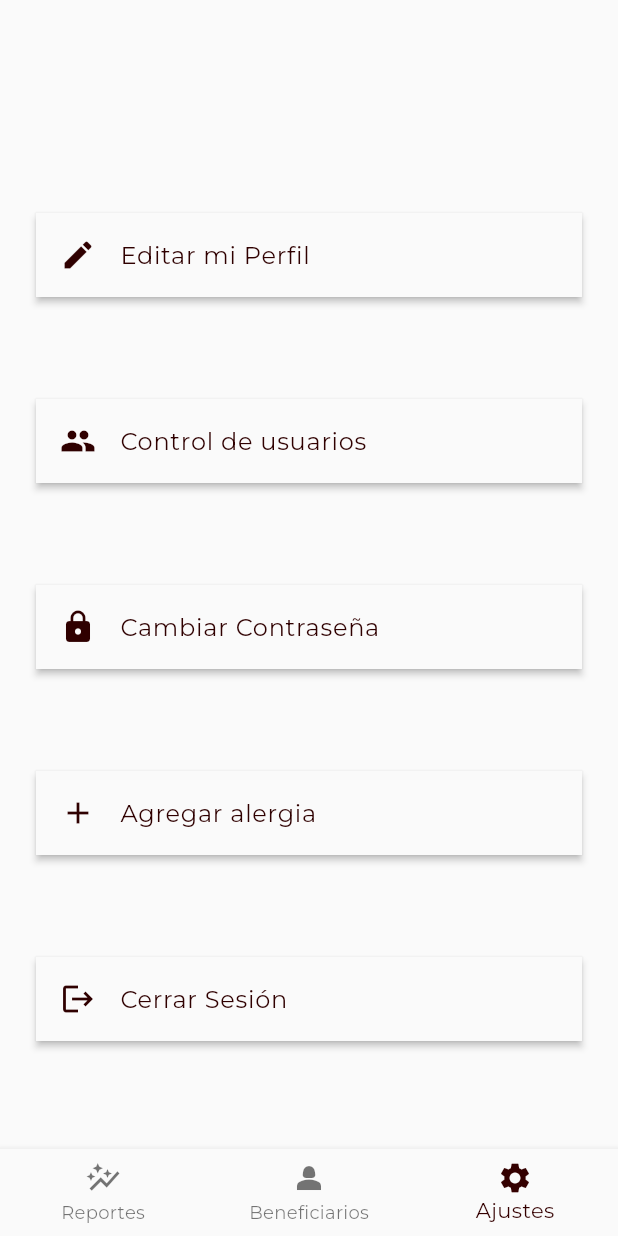
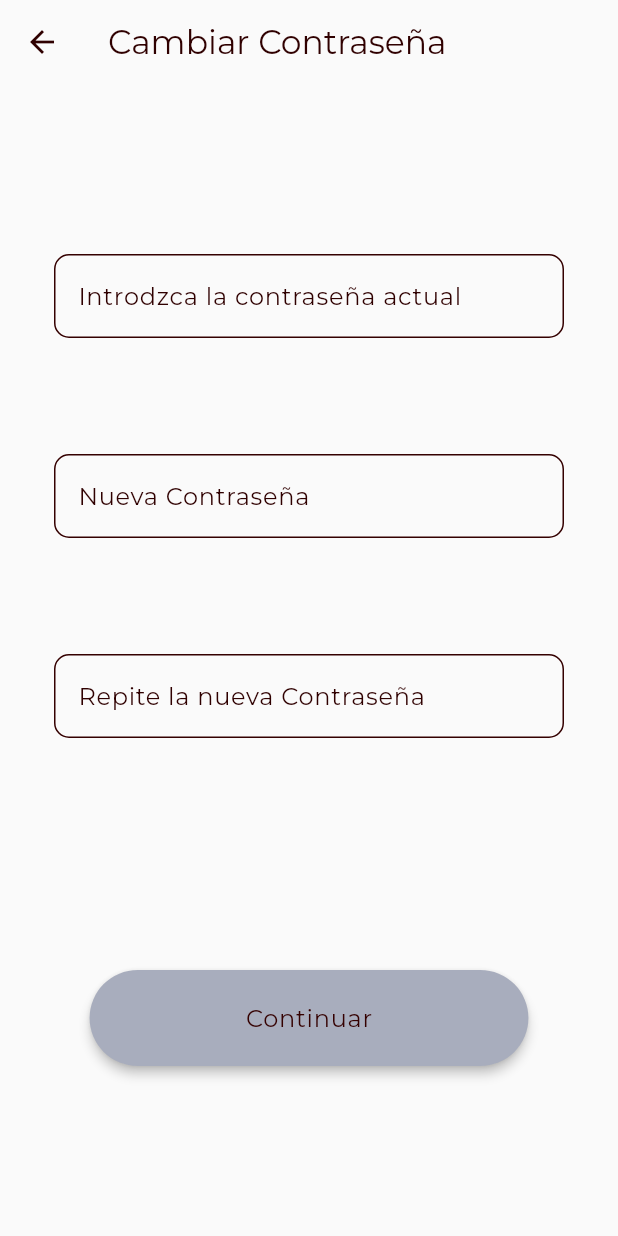
Before and after one commit to tripleP16/dekul_app, a Flutter app: the HomePage screen opened by its route, item 3 of the bottom bar chosen, after a tap on "Cambiar Contraseña", on a phone screen of 412 x 824 dp. Run offline on Flutter 3.47's test engine with Material 3 defaults, Android fonts, the phone set to English and light mode, and no system bars; our stand-ins replace dio, equatable, flutter_bloc, flutter_dotenv, flutter_native_splash, formz and 7 more; accounts and stored records are empty; generated files the repository leaves out were written again; network calls fail.

Commit message:
change password feature done

```diff
--- a/lib/config/router/app_router.dart
+++ b/lib/config/router/app_router.dart
@@ -1,16 +1,6 @@
 import 'package:communitary_service_app/config/router/guards/auth_guard.dart';
 import 'package:communitary_service_app/presentation/pages/home/home_page.dart';
-import 'package:communitary_service_app/presentation/screens/alergies/alergies_screen.dart';
-import 'package:communitary_service_app/presentation/screens/beneficiaries/beneficiary_detail/beneficiary_details_screen.dart';
-import 'package:communitary_service_app/presentation/screens/beneficiaries/create_beneficiary/medical_history_screen.dart';
-import 'package:communitary_service_app/presentation/screens/beneficiaries/create_beneficiary/register_beneficiaries_screen.dart';
-import 'package:communitary_service_app/presentation/screens/beneficiaries/create_beneficiary/register_parent_screen.dart';
-import 'package:communitary_service_app/presentation/screens/forgot_password/forgot_password_code.dart';
-import 'package:communitary_service_app/presentation/screens/forgot_password/forgot_password_email.dart';
-import 'package:communitary_service_app/presentation/screens/forgot_password/forgot_password_screen.dart';
 import 'package:communitary_service_app/presentation/screens/screens.dart';
-import 'package:communitary_service_app/presentation/screens/splash/splash_screen.dart';
-import 'package:communitary_service_app/presentation/screens/user_control/user_control_screen.dart';
 import 'package:go_router/go_router.dart';
 
 final appRouter = GoRouter(initialLocation: '/splash', routes: [
@@ -94,5 +84,11 @@ final appRouter = GoRouter(initialLocation: '/splash', routes: [
     redirect: authGuard,
     name: UserControlScreen.routeName,
     builder: (context, state) => const UserControlScreen(),
-  )
+  ),
+  GoRoute(
+    path: '/change_password',
+    redirect: authGuard,
+    name: ChangePasswordScreen.routeName,
+    builder: (context, state) => const ChangePasswordScreen(),
+  ),
 ]);
--- /dev/null
+++ b/lib/domain/datasources/change_password/change_password_datasource.dart
@@ -0,0 +1,5 @@
+import 'package:communitary_service_app/domain/models/change_password/change_password_model.dart';
+
+abstract class ChangePasswordDatasource {
+  Future<void> changePassword(ChangePasswordModel model);
+}
--- /dev/null
+++ b/lib/domain/models/change_password/change_password_model.dart
@@ -0,0 +1,9 @@
+class ChangePasswordModel {
+  final String oldPassword;
+  final String newPassword;
+
+  const ChangePasswordModel({
+    required this.oldPassword,
+    required this.newPassword,
+  });
+}
--- /dev/null
+++ b/lib/domain/repositories/change_password/change_password_repository.dart
@@ -0,0 +1,5 @@
+import 'package:communitary_service_app/domain/models/change_password/change_password_model.dart';
+
+abstract class ChangePasswordRepository {
+  Future<void> changePassword(ChangePasswordModel model);
+}
--- /dev/null
+++ b/lib/presentation/blocs/change_password_bloc/change_password_event.dart
@@ -0,0 +1,25 @@
+import 'package:communitary_service_app/presentation/blocs/change_password_bloc/change_password_state.dart';
+
+abstract class ChangePasswordEvent {}
+
+class InputOldPasswordEvent extends ChangePasswordEvent {
+  final String oldPassword;
+
+  InputOldPasswordEvent({required this.oldPassword});
+}
+
+class InputNewPasswordEvent extends ChangePasswordEvent {
+  final String newPassword;
+  InputNewPasswordEvent({required this.newPassword});
+}
+
+class InputConfirmPasswordEvent extends ChangePasswordEvent {
+  final String confirmPassword;
+  InputConfirmPasswordEvent({required this.confirmPassword});
+}
+
+class PostChangePasswordEvent extends ChangePasswordEvent {
+  final ChangePasswordFormState formState;
+
+  PostChangePasswordEvent({required this.formState});
+}
--- /dev/null
+++ b/lib/presentation/blocs/change_password_bloc/change_password_state.dart
@@ -0,0 +1,61 @@
+import 'package:communitary_service_app/domain/models/change_password/change_password_model.dart';
+import 'package:communitary_service_app/presentation/shared/form_inputs/password.dart';
+import 'package:flutter/material.dart';
+
+enum ChangePasswordFormState {
+  loading,
+  posted,
+  error,
+  pure,
+  isValid,
+  isNotValid
+}
+
+class ChangePasswordState {
+  final Password oldPassword;
+  final Password newPassword;
+  final Password confirmPassword;
+  final ChangePasswordFormState formState;
+  final String? errorMessage;
+
+  ChangePasswordState(
+      {required this.oldPassword,
+      required this.newPassword,
+      required this.formState,
+      required this.confirmPassword,
+      this.errorMessage});
+
+  factory ChangePasswordState.initial() => ChangePasswordState(
+        oldPassword: const Password.pure(),
+        newPassword: const Password.pure(),
+        formState: ChangePasswordFormState.pure,
+        confirmPassword: const Password.pure(),
+        errorMessage: null,
+      );
+
+  ChangePasswordState copyWith(
+      {Password? oldPassword,
+      Password? newPassword,
+      ChangePasswordFormState? formState,
+      Password? confirmPassword,
+      ValueGetter<String?>? errorMessage}) {
+    return ChangePasswordState(
+        oldPassword: oldPassword ?? this.oldPassword,
+        newPassword: newPassword ?? this.newPassword,
+        formState: formState ?? this.formState,
+        confirmPassword: confirmPassword ?? this.confirmPassword,
+        errorMessage:
+            errorMessage != null ? errorMessage() : this.errorMessage);
+  }
+
+  bool get isValid => formState == ChangePasswordFormState.isValid;
+
+  bool get isLoading => formState == ChangePasswordFormState.loading;
+
+  ChangePasswordModel toDomain() {
+    return ChangePasswordModel(
+      oldPassword: oldPassword.value,
+      newPassword: newPassword.value,
+    );
+  }
+}
--- a/lib/presentation/pages/settings/settings_page.dart
+++ b/lib/presentation/pages/settings/settings_page.dart
@@ -39,7 +39,9 @@ class SettingsPage extends StatelessWidget {
               SettingsCard(
                 icon: Icons.lock,
                 title: 'Cambiar Contraseña',
-                onPressed: () {},
+                onPressed: () {
+                  context.push('/change_password');
+                },
               ),
               VerticalSpacer.v60().createSpace(),
               SettingsCard(
--- /dev/null
+++ b/lib/presentation/screens/change_password/change_password_screen.dart
@@ -0,0 +1,103 @@
+import 'package:communitary_service_app/config/helpers/locator.dart';
+import 'package:communitary_service_app/domain/repositories/change_password/change_password_repository.dart';
+import 'package:communitary_service_app/presentation/blocs/change_password_bloc/change_password_bloc.dart';
+import 'package:communitary_service_app/presentation/shared/blocs/forms_state_cubit/forms_cubit.dart';
+import 'package:communitary_service_app/presentation/shared/widgets/forms/inputs/text_input.dart';
+import 'package:communitary_service_app/presentation/shared/widgets/widgets.dart';
+import 'package:flutter/material.dart';
+import 'package:flutter_bloc/flutter_bloc.dart';
+
+import '../../shared/widgets/forms/wrappers/form_wrapper.dart';
+
+class ChangePasswordScreen extends StatelessWidget {
+  static const String routeName = 'change_password';
+  const ChangePasswordScreen({super.key});
+
+  @override
+  Widget build(BuildContext context) {
+    return Scaffold(
+      appBar: const CustomAppBar(title: 'Cambiar Contraseña'),
+      body: BlocProvider(
+        create: (context) =>
+            ChangePasswordBloc(getIt<ChangePasswordRepository>()),
+        child: const ChangePasswordFormBody(),
+      ),
+    );
+  }
+}
+
+class ChangePasswordFormBody extends StatelessWidget {
+  const ChangePasswordFormBody({
+    super.key,
+  });
+
+  @override
+  Widget build(BuildContext context) {
+    final currentFormState = context.watch<ChangePasswordBloc>().state;
+    final currentForm = context.read<ChangePasswordBloc>();
+    return Padding(
+      padding: const EdgeInsets.all(36),
+      child: Center(
+        child: Column(
+          children: [
+            const Spacer(
+              flex: 1,
+            ),
+            TextInputWidget(
+              labelText: 'Introdzca la contraseña actual',
+              onChanged: currentForm.onOldPasswordChanged,
+              errorText: currentFormState.oldPassword.errorMessage,
+              initialValue: currentFormState.oldPassword.value,
+              obscureText: true,
+            ),
+            const Spacer(
+              flex: 1,
+            ),
+            TextInputWidget(
+              labelText: 'Nueva Contraseña',
+              errorText: currentFormState.newPassword.errorMessage,
+              initialValue: currentFormState.newPassword.value,
+              onChanged: currentForm.onNewPasswordChanged,
+              obscureText: true,
+            ),
+            const Spacer(
+              flex: 1,
+            ),
+            TextInputWidget(
+              labelText: 'Repite la nueva Contraseña',
+              onChanged: currentForm.onConfirmPasswordChanged,
+              initialValue: currentFormState.confirmPassword.value,
+              errorText: currentFormState.errorMessage ??
+                  currentFormState.confirmPassword.errorMessage,
+              obscureText: true,
+            ),
+            const Spacer(
+              flex: 2,
+            ),
+            FormWrapper(
+              successContent:
+                  'La contraseña ha sido actualizada correctamente.',
+              child: CustomElevatedButton.dark(
+                onPressed:
+                    currentFormState.isValid && !currentFormState.isLoading
+                        ? () async {
+                            context.read<FormCubit>().formSubmit(
+                                  currentForm.onSubmit(),
+                                );
+                          }
+                        : null,
+                text: 'Continuar',
+                elevation: 3,
+                width: 80,
+                height: 20,
+              ),
+            ),
+            const Spacer(
+              flex: 1,
+            ),
+          ],
+        ),
+      ),
+    );
+  }
+}
```
Also changed, not shown: lib/config/helpers/locator.dart (+15 -0 lines), lib/infraestructure/datasources/change_password/change_password_datasource_impl.dart (added, +39 -0 lines), lib/infraestructure/models/change_password/change_password_data_model.dart (added, +26 -0 lines), lib/infraestructure/repositories/change_password/change_password_repository_impl.dart (added, +15 -0 lines), lib/presentation/blocs/change_password_bloc/change_password_bloc.dart (added, +105 -0 lines), lib/presentation/screens/screens.dart (+11 -1 lines), 1 other file.
